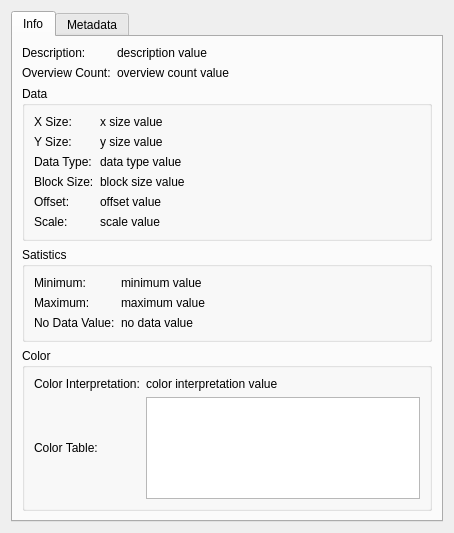
This is gsdview/gdalbackend/ui/banddialog.ui in avalentino/gsdview as Qt 5 draws it before an edit. The edited form follows.
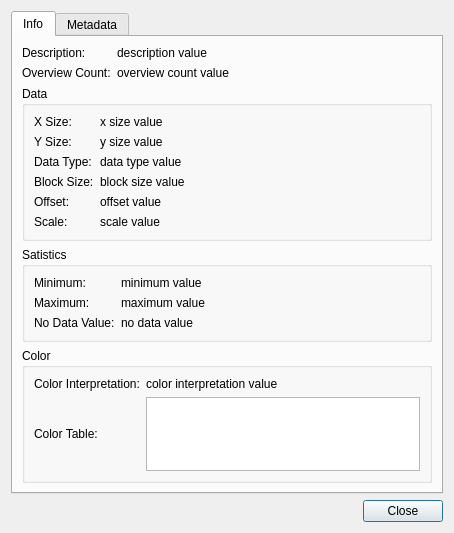
This is the edited form.

Commit message: Now all dialogs have a close button (fix dialog issue on mac).

```diff
--- a/gsdview/gdalbackend/ui/banddialog.ui
+++ b/gsdview/gdalbackend/ui/banddialog.ui
@@ -716,6 +716,16 @@
      </widget>
     </widget>
    </item>
+   <item>
+    <widget class="QDialogButtonBox" name="buttonBox">
+     <property name="orientation">
+      <enum>Qt::Horizontal</enum>
+     </property>
+     <property name="standardButtons">
+      <set>QDialogButtonBox::Close</set>
+     </property>
+    </widget>
+   </item>
   </layout>
  </widget>
  <resources/>
```
Left out of the diff: 35 changed lines with no effect on the pictures. The commit also changes 2 other files.
